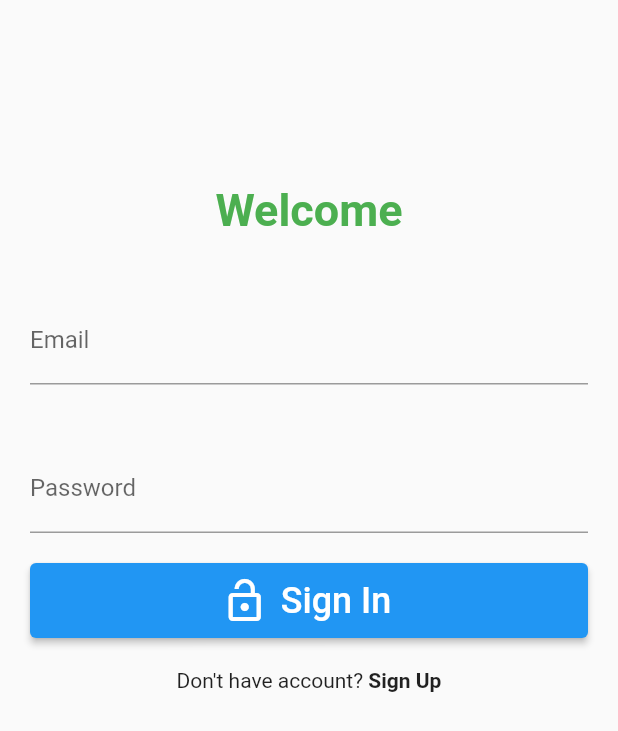
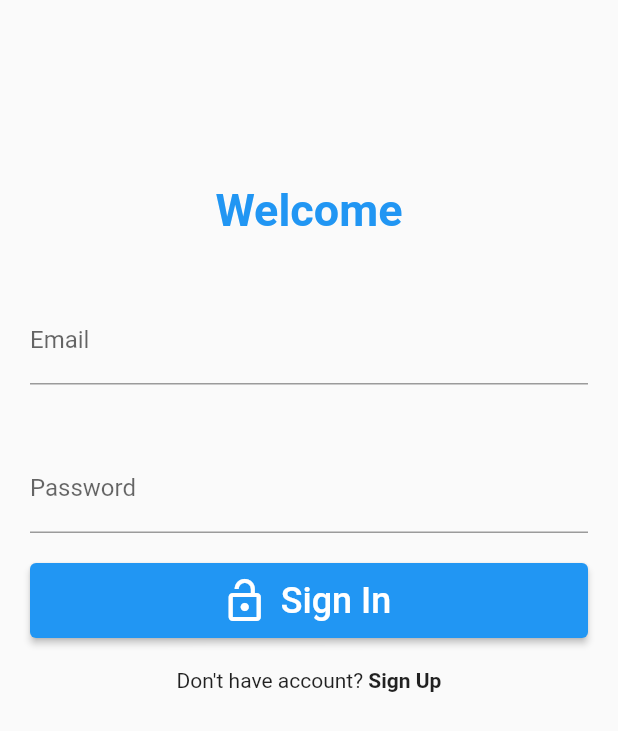
Before and after one commit to IlijaZdravevski1/AppForCommunityWithGogoleMaps, a Flutter app: the screen it shows after launch, on a phone screen of 412 x 824 dp. Shown: the top 731 px of the screen. Run offline on Flutter 3.47's test engine with Material 2 defaults, Android fonts, the phone set to English and light mode, and no system bars; our stand-ins replace firebase_auth, firebase_core, flutter_local_notifications, geolocator, google_maps_flutter, nanoid and 2 more; missing offline and left inert: flutter_polyline_points; accounts and stored records are empty.

Commit message:
lab5-193143

```diff
--- a/lib/screens/signin_screen.dart
+++ b/lib/screens/signin_screen.dart
@@ -57,7 +57,7 @@ class _SignInScreenState extends State<SignInScreen>{
             child: Column(
             children: <Widget>[
               SizedBox(height: 40),
-              Text("Welcome", style: TextStyle(color: Colors.green, fontWeight: FontWeight.bold, fontSize: 30),),
+              Text("Welcome", style: TextStyle(color: Colors.blue, fontWeight: FontWeight.bold, fontSize: 30),),
               SizedBox(height: 40),
               TextField(
                 controller: emailController,
```
